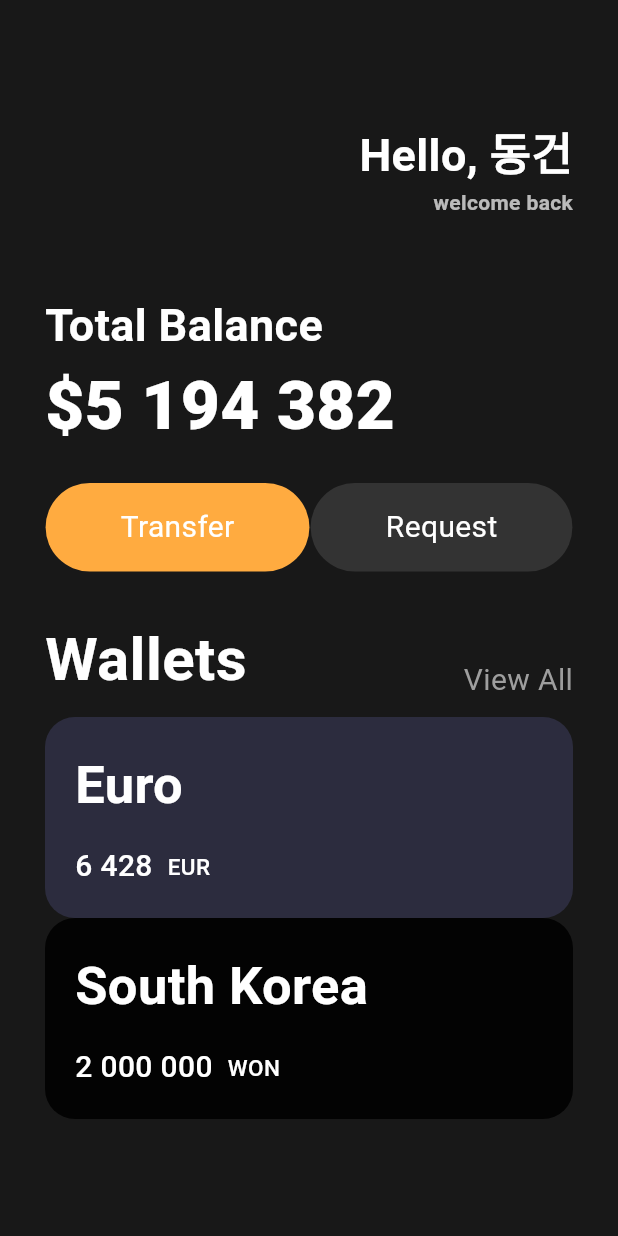
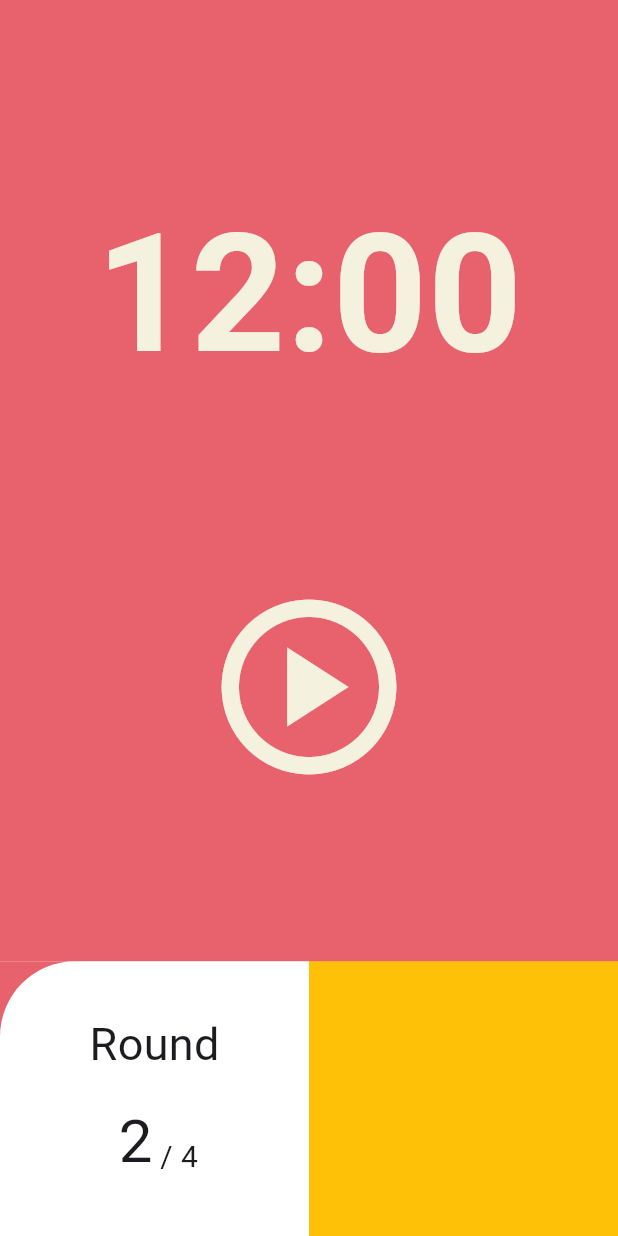
Before and after one commit to doongeon/learn-flutter, a Flutter app: the screen it shows after launch, on a phone screen of 412 x 824 dp. Run offline on Flutter 3.47's test engine with Material 3 defaults, Android fonts, the phone set to English and light mode, and no system bars.

Commit message:
practice layout

```diff
--- a/lib/main.dart
+++ b/lib/main.dart
@@ -1,8 +1,7 @@
 import 'package:flutter/cupertino.dart';
 import 'package:flutter/material.dart';
+import 'package:flutter/rendering.dart';
 import 'package:flutter/widgets.dart';
-import 'package:learn_flutter/widgets/button.dart';
-import 'package:learn_flutter/widgets/card.dart';
 
 void main() {
   runApp((const App()));
@@ -11,128 +10,117 @@ void main() {
 class App extends StatelessWidget {
   const App({super.key});
 
+  void onPressPlay() {}
+
   @override
   Widget build(BuildContext context) {
     return MaterialApp(
+      title: "POMO",
       home: Scaffold(
-        backgroundColor: const Color(0xFF181818),
-        body: Padding(
-          padding: const EdgeInsets.symmetric(horizontal: 30),
-          child: Column(
-            crossAxisAlignment: CrossAxisAlignment.start,
-            children: [
-              const SizedBox(
-                height: 80,
-              ),
-              Row(
-                mainAxisAlignment: MainAxisAlignment.end,
-                children: [
-                  Column(
-                    crossAxisAlignment: CrossAxisAlignment.end,
-                    children: [
-                      const Text(
-                        'Hello, 동건',
+        body: Column(
+          children: <Widget>[
+            Flexible(
+              flex: 3,
+              child: Container(
+                alignment: Alignment.bottomCenter,
+                decoration: const BoxDecoration(color: Color(0xFFE7626C)),
+                child: const Text(
+                  "12:00",
                   style: TextStyle(
-                          color: Colors.white,
-                          fontSize: 30,
-                          fontWeight: FontWeight.bold,
-                        ),
-                      ),
-                      Text(
-                        'welcome back',
-                        style: TextStyle(
-                          color: Colors.white.withOpacity(0.7),
-                          fontSize: 14,
-                          fontWeight: FontWeight.bold,
-                        ),
-                      ),
-                    ],
-                  )
-                ],
-              ),
-              const SizedBox(
-                height: 50,
-              ),
-              const Text(
-                'Total Balance',
-                style: TextStyle(
-                  color: Colors.white,
-                  fontSize: 30,
+                    fontSize: 110,
+                    color: Color(0xFFF4F2DF),
                     fontWeight: FontWeight.w600,
                   ),
                 ),
-              const Text(
-                '\$5 194 382',
+              ),
+            ),
+            Flexible(
+              flex: 4,
+              child: Container(
+                decoration: const BoxDecoration(
+                  color: Color(0xFFE7626C),
+                ),
+                child: Center(
+                  child: IconButton(
+                      onPressed: onPressPlay,
+                      icon: const Icon(
+                        Icons.play_circle_outlined,
+                        size: 140,
+                        color: Color(0xFFF4F2DF),
+                      )),
+                ),
+              ),
+            ),
+            Flexible(
+              flex: 2,
+              child: Container(
+                decoration: const BoxDecoration(color: Color(0xFFE7626C)),
+                child: Row(
+                  children: <Widget>[
+                    Flexible(
+                      flex: 1,
+                      child: Container(
+                        decoration: const BoxDecoration(
+                          color: Colors.white,
+                          borderRadius: BorderRadius.only(
+                            topLeft: Radius.circular(50),
+                          ),
+                        ),
+                        alignment: Alignment.center,
+                        child: Column(
+                          mainAxisAlignment: MainAxisAlignment.center,
+                          crossAxisAlignment: CrossAxisAlignment.center,
+                          children: [
+                            Container(
+                              child: const Text(
+                                "Round",
                                 style: TextStyle(
-                  color: Colors.white,
-                  fontSize: 45,
-                  fontWeight: FontWeight.w800,
+                                  fontSize: 30,
+                                ),
                               ),
                             ),
                             const SizedBox(
-                height: 20,
+                              height: 15,
                             ),
-              const Row(
-                mainAxisAlignment: MainAxisAlignment.spaceAround,
+                            Container(
+                              child: Row(
+                                mainAxisAlignment: MainAxisAlignment.center,
                                 children: [
-                  MyButton(
-                    text: "Transfer",
-                    bgColor: Colors.orangeAccent,
-                    textColor: Colors.white,
-                  ),
-                  MyButton(
-                    text: "Request",
-                    bgColor: Color(0xFF333333),
-                    textColor: Colors.white,
-                  ),
-                ],
-              ),
-              const SizedBox(
-                height: 30,
-              ),
-              const Row(
-                mainAxisAlignment: MainAxisAlignment.spaceBetween,
-                crossAxisAlignment: CrossAxisAlignment.end,
-                children: [
-                  Text(
-                    "Wallets",
+                                  const Text(
+                                    "2",
                                     style: TextStyle(
-                      color: Colors.white,
                                       fontSize: 40,
-                      fontWeight: FontWeight.w700,
                                     ),
                                   ),
-                  Text(
-                    "View All",
+                                  Transform.translate(
+                                    offset: const Offset(5, 10),
+                                    child: const Text(
+                                      "/ 4",
                                       style: TextStyle(
-                      color: Colors.grey,
                                         fontSize: 20,
-                      fontWeight: FontWeight.w400,
+                                      ),
                                     ),
                                   ),
                                 ],
                               ),
-              const SizedBox(
-                height: 10,
+                            )
+                          ],
                         ),
-              const Column(
-                children: [
-                  MyCard(
-                      region: "Euro",
-                      balance: "6 428",
-                      currency: "EUR",
-                      bgColor: Color.fromARGB(255, 44, 44, 62)),
-                  MyCard(
-                      region: "South Korea",
-                      balance: "2 000 000",
-                      currency: "WON",
-                      bgColor: Colors.black87)
-                ],
+                      ),
+                    ),
+                    Flexible(
+                      flex: 1,
+                      child: Container(
+                        color: Colors.amber,
+                      ),
                     ),
                   ],
                 ),
               ),
             ),
+          ],
+        ),
+      ),
     );
   }
 }
```
Also changed, not shown: lib/first_flutter_project.dart (added, +146 -0 lines), lib/widgets/card.dart (+25 -3 lines). Lines whose indentation alone changed are shown as unchanged.
